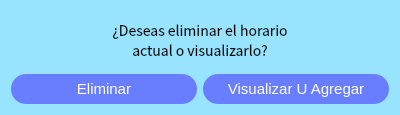
This is ui/eliminarhorarioquestion.ui in Reinaldito04/IUTA----HORARIOS as Qt 5 draws it before an edit. The edited form follows.
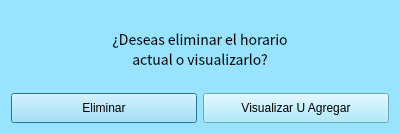
This is the edited form.

What changed in the file:
```diff
--- a/ui/eliminarhorarioquestion.ui
+++ b/ui/eliminarhorarioquestion.ui
@@ -7,7 +7,7 @@
     <x>0</x>
     <y>0</y>
     <width>400</width>
-    <height>115</height>
+    <height>134</height>
    </rect>
   </property>
   <property name="windowTitle">
@@ -52,10 +52,16 @@
       </size>
      </property>
      <property name="styleSheet">
-      <string notr="true">border-radius:15px;
+      <string notr="true">QPushButton{
+background-color:#253b59;
 color:white;
-font-size:15px;
-background-color: rgb(104, 126, 255);</string>
+font-size:14px;
+border-radius:15px;
+}
+QPushButton::Hover{
+background-color:#637aa6;
+}
+font-size:15px;</string>
      </property>
      <property name="text">
       <string>Eliminar</string>
@@ -71,10 +77,16 @@
       </size>
      </property>
      <property name="styleSheet">
-      <string notr="true">border-radius:15px;
+      <string notr="true">QPushButton{
+background-color:#253b59;
 color:white;
-font-size:15px;
-background-color: rgb(104, 126, 255);</string>
+font-size:14px;
+border-radius:15px;
+}
+QPushButton::Hover{
+background-color:#637aa6;
+}
+font-size:15px;</string>
      </property>
      <property name="text">
       <string>Visualizar U Agregar</string>
```
